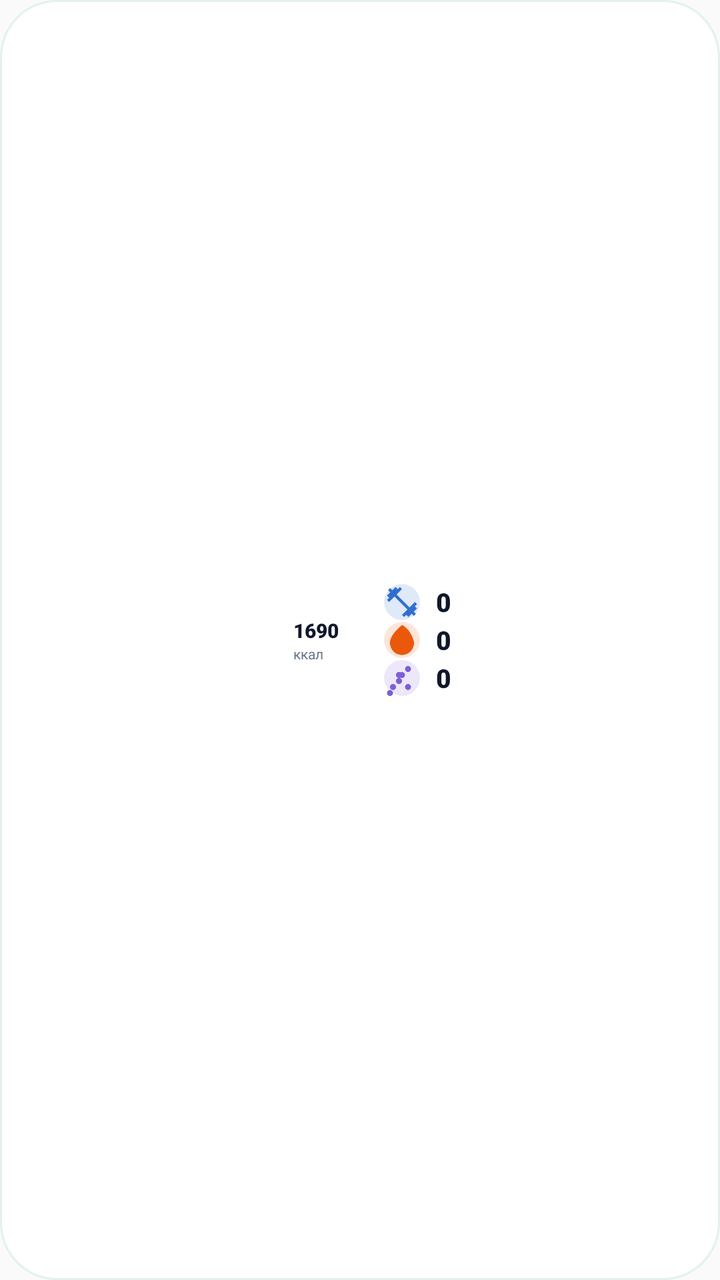
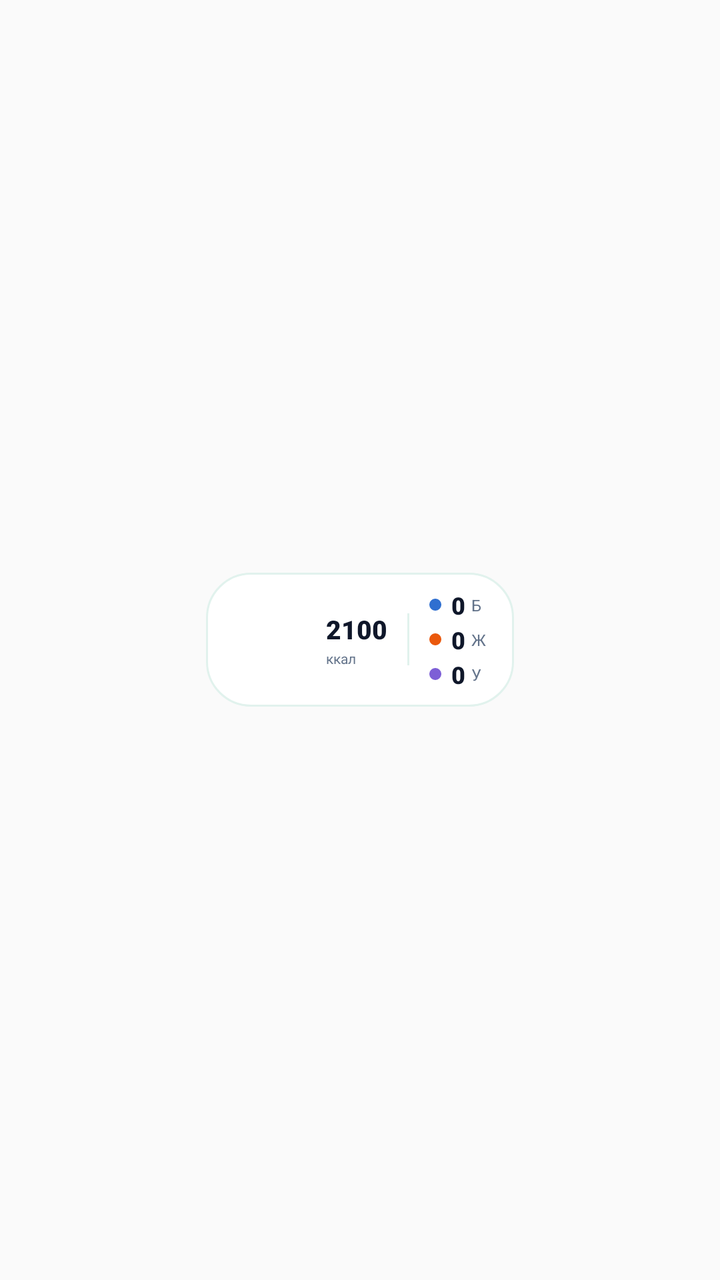

Two renders of the same Android screen: before a commit and after it. Below are the layout's source before the change and the commit's diff.
<!-- AndroidManifest.xml: application theme AppTheme -->
<!-- res/layout/widget_calories.xml -->
<?xml version="1.0" encoding="utf-8"?>
<FrameLayout xmlns:android="http://schemas.android.com/apk/res/android"
    android:id="@+id/widget_root"
    android:layout_width="match_parent"
    android:layout_height="match_parent"
    android:background="@drawable/widget_bg">

    <LinearLayout
        android:layout_width="wrap_content"
        android:layout_height="wrap_content"
        android:layout_gravity="center"
        android:gravity="center_vertical"
        android:orientation="horizontal">

        <FrameLayout
            android:layout_width="48dp"
            android:layout_height="48dp">

            <ImageView
                android:id="@+id/widget_ring"
                android:layout_width="48dp"
                android:layout_height="48dp"
                android:layout_gravity="center"
                android:contentDescription="@null" />

            <LinearLayout
                android:layout_width="wrap_content"
                android:layout_height="wrap_content"
                android:layout_gravity="center"
                android:orientation="vertical">

                <TextView
                    android:id="@+id/widget_remain"
                    android:layout_width="wrap_content"
                    android:layout_height="wrap_content"
                    android:autoSizeTextType="uniform"
                    android:autoSizeMinTextSize="8sp"
                    android:autoSizeMaxTextSize="10sp"
                    android:fontFamily="sans-serif-black"
                    android:gravity="center"
                    android:maxLines="1"
                    android:text="1690"
                    android:textColor="#0F172A"
                    android:textSize="10sp" />

                <TextView
                    android:id="@+id/widget_remain_unit"
                    android:layout_width="wrap_content"
                    android:layout_height="wrap_content"
                    android:fontFamily="sans-serif"
                    android:gravity="center"
                    android:maxLines="1"
                    android:text="ккал"
                    android:textColor="#64748B"
                    android:textSize="7sp" />
            </LinearLayout>
        </FrameLayout>

        <LinearLayout
            android:layout_width="wrap_content"
            android:layout_height="wrap_content"
            android:layout_marginStart="10dp"
            android:orientation="vertical">

            <LinearLayout
                android:layout_width="wrap_content"
                android:layout_height="wrap_content"
                android:gravity="center_vertical"
                android:orientation="horizontal">

                <ImageView
                    android:layout_width="18dp"
                    android:layout_height="18dp"
                    android:contentDescription="@null"
                    android:src="@drawable/widget_icon_protein" />

                <TextView
                    android:id="@+id/widget_p"
                    android:layout_width="wrap_content"
                    android:layout_height="wrap_content"
                    android:layout_marginStart="8dp"
                    android:fontFamily="sans-serif-black"
                    android:maxLines="1"
                    android:text="0"
                    android:textColor="#0F172A"
                    android:textSize="13sp" />
            </LinearLayout>

            <LinearLayout
                android:layout_width="wrap_content"
                android:layout_height="wrap_content"
                android:layout_marginTop="1dp"
                android:gravity="center_vertical"
                android:orientation="horizontal">

                <ImageView
                    android:layout_width="18dp"
                    android:layout_height="18dp"
                    android:contentDescription="@null"
                    android:src="@drawable/widget_icon_fat" />

                <TextView
                    android:id="@+id/widget_f"
                    android:layout_width="wrap_content"
                    android:layout_height="wrap_content"
                    android:layout_marginStart="8dp"
                    android:fontFamily="sans-serif-black"
                    android:maxLines="1"
                    android:text="0"
                    android:textColor="#0F172A"
                    android:textSize="13sp" />
            </LinearLayout>

            <LinearLayout
                android:layout_width="wrap_content"
                android:layout_height="wrap_content"
                android:layout_marginTop="1dp"
                android:gravity="center_vertical"
                android:orientation="horizontal">

                <ImageView
                    android:layout_width="18dp"
                    android:layout_height="18dp"
                    android:contentDescription="@null"
                    android:src="@drawable/widget_icon_carbs" />

                <TextView
                    android:id="@+id/widget_c"
                    android:layout_width="wrap_content"
                    android:layout_height="wrap_content"
                    android:layout_marginStart="8dp"
                    android:fontFamily="sans-serif-black"
                    android:maxLines="1"
                    android:text="0"
                    android:textColor="#0F172A"
                    android:textSize="13sp" />
            </LinearLayout>
        </LinearLayout>

    </LinearLayout>

</FrameLayout>
<!-- resources referenced by this layout -->
<resources>
  <!-- drawable widget_bg (drawable) -->
  <?xml version="1.0" encoding="utf-8"?>
  <shape xmlns:android="http://schemas.android.com/apk/res/android"
      android:shape="rectangle">
      <solid android:color="#FFFFFF" />
      <corners android:radius="28dp" />
      <stroke
          android:width="1dp"
          android:color="#E1F2ED" />
  </shape>
  <!-- drawable widget_icon_carbs (drawable) -->
  <?xml version="1.0" encoding="utf-8"?>
  <layer-list xmlns:android="http://schemas.android.com/apk/res/android">
      <item>
          <shape android:shape="oval">
              <solid android:color="#267D5FD6" />
          </shape>
      </item>
      <item
          android:width="11dp"
          android:height="11dp"
          android:gravity="center">
          <vector
              android:width="24dp"
              android:height="24dp"
              android:viewportWidth="24"
              android:viewportHeight="24"
              android:tint="#7D5FD6">
              <path
                  android:fillColor="#7D5FD6"
                  android:pathData="M10 12c-1.1 0-2 .9-2 2s.9 2 2 2 2-.9 2-2-.9-2-2-2zm6-8c-1.1 0-2 .9-2 2s.9 2 2 2 2-.9 2-2-.9-2-2-2zm0 12c-1.1 0-2 .9-2 2s.9 2 2 2 2-.9 2-2-.9-2-2-2zm-6-8c-1.1 0-2 .9-2 2s.9 2 2 2 2-.9 2-2-.9-2-2-2zM4 20c-1.1 0-2 .9-2 2s.9 2 2 2 2-.9 2-2-.9-2-2-2zm8-12c-1.1 0-2 .9-2 2s.9 2 2 2 2-.9 2-2-.9-2-2-2zm0 16c-1.1 0-2 .9-2 2s.9 2 2 2 2-.9 2-2-.9-2-2-2zM6 16c-1.1 0-2 .9-2 2s.9 2 2 2 2-.9 2-2-.9-2-2-2z" />
          </vector>
      </item>
  </layer-list>
  <!-- drawable widget_icon_fat (drawable) -->
  <?xml version="1.0" encoding="utf-8"?>
  <layer-list xmlns:android="http://schemas.android.com/apk/res/android">
      <item>
          <shape android:shape="oval">
              <solid android:color="#26EA580C" />
          </shape>
      </item>
      <item
          android:width="11dp"
          android:height="11dp"
          android:gravity="center">
          <vector
              android:width="24dp"
              android:height="24dp"
              android:viewportWidth="24"
              android:viewportHeight="24"
              android:tint="#EA580C">
              <path
                  android:fillColor="#EA580C"
                  android:pathData="M12 2c-5.33 4.55-8 8.48-8 11.8 0 4.98 3.8 8.2 8 8.2s8-3.22 8-8.2C20 12 17.33 4.55 12 2z" />
          </vector>
      </item>
  </layer-list>
  <!-- drawable widget_icon_protein (drawable) -->
  <?xml version="1.0" encoding="utf-8"?>
  <layer-list xmlns:android="http://schemas.android.com/apk/res/android">
      <item>
          <shape android:shape="oval">
              <solid android:color="#262F6FD0" />
          </shape>
      </item>
      <item
          android:width="11dp"
          android:height="11dp"
          android:gravity="center">
          <vector
              android:width="24dp"
              android:height="24dp"
              android:viewportWidth="24"
              android:viewportHeight="24"
              android:tint="#2F6FD0">
              <path
                  android:fillColor="#2F6FD0"
                  android:pathData="M20.57 14.86L22 13.43 20.57 12 17 15.57 8.43 7 12 3.43 10.57 2 9.14 3.43 7.71 2 5.57 4.14 4.14 2.71 2.71 4.14l1.43 1.43L2 7.71l1.43 1.43L2 10.57 3.43 12 7 8.43 15.57 17 12 20.57 13.43 22l1.43-1.43L16.29 22l2.14-2.14 1.43 1.43 1.43-1.43-1.43-1.43L22 16.29z" />
          </vector>
      </item>
  </layer-list>
  <style name="AppTheme" parent="android:style/Theme.Material.Light.NoActionBar" />
</resources>

<!-- the commit's change to res/layout/widget_calories.xml (unified diff, before → after) -->
@@ -2,64 +2,71 @@
 <FrameLayout xmlns:android="http://schemas.android.com/apk/res/android"
     android:id="@+id/widget_root"
     android:layout_width="match_parent"
-    android:layout_height="match_parent"
-    android:background="@drawable/widget_bg">
+    android:layout_height="match_parent">
 
     <LinearLayout
         android:layout_width="wrap_content"
         android:layout_height="wrap_content"
         android:layout_gravity="center"
+        android:background="@drawable/widget_bg"
         android:gravity="center_vertical"
-        android:orientation="horizontal">
+        android:orientation="horizontal"
+        android:paddingStart="12dp"
+        android:paddingEnd="14dp"
+        android:paddingTop="8dp"
+        android:paddingBottom="8dp">
 
-        <FrameLayout
-            android:layout_width="48dp"
-            android:layout_height="48dp">
-
-            <ImageView
-                android:id="@+id/widget_ring"
-                android:layout_width="48dp"
-                android:layout_height="48dp"
-                android:layout_gravity="center"
-                android:contentDescription="@null" />
-
-            <LinearLayout
-                android:layout_width="wrap_content"
-                android:layout_height="wrap_content"
-                android:layout_gravity="center"
-                android:orientation="vertical">
-
-                <TextView
-                    android:id="@+id/widget_remain"
-                    android:layout_width="wrap_content"
-                    android:layout_height="wrap_content"
-                    android:autoSizeTextType="uniform"
-                    android:autoSizeMinTextSize="8sp"
-                    android:autoSizeMaxTextSize="10sp"
-                    android:fontFamily="sans-serif-black"
-                    android:gravity="center"
-                    android:maxLines="1"
-                    android:text="1690"
-                    android:textColor="#0F172A"
-                    android:textSize="10sp" />
-
-                <TextView
-                    android:id="@+id/widget_remain_unit"
-                    android:layout_width="wrap_content"
-                    android:layout_height="wrap_content"
-                    android:fontFamily="sans-serif"
-                    android:gravity="center"
-                    android:maxLines="1"
-                    android:text="ккал"
-                    android:textColor="#64748B"
-                    android:textSize="7sp" />
-            </LinearLayout>
-        </FrameLayout>
+        <ImageView
+            android:id="@+id/widget_ring"
+            android:layout_width="40dp"
+            android:layout_height="40dp"
+            android:layout_marginEnd="8dp"
+            android:contentDescription="@null"
+            android:scaleType="fitCenter" />
 
         <LinearLayout
             android:layout_width="wrap_content"
             android:layout_height="wrap_content"
+            android:orientation="vertical">
+
+            <TextView
+                android:id="@+id/widget_remain"
+                android:layout_width="wrap_content"
+                android:layout_height="wrap_content"
+                android:autoSizeTextType="uniform"
+                android:autoSizeMinTextSize="10sp"
+                android:autoSizeMaxTextSize="13sp"
+                android:fontFamily="sans-serif-black"
+                android:gravity="center"
+                android:maxLines="1"
+                android:text="2100"
+                android:textColor="#0F172A"
+                android:textSize="13sp" />
+
+            <TextView
+                android:id="@+id/widget_remain_unit"
+                android:layout_width="wrap_content"
+                android:layout_height="wrap_content"
+                android:layout_marginTop="1dp"
+                android:fontFamily="sans-serif"
+                android:gravity="center"
+                android:maxLines="1"
+                android:text="ккал"
+                android:textColor="#64748B"
+                android:textSize="7sp" />
+        </LinearLayout>
+
+        
+        <FrameLayout
+            android:layout_width="1dp"
+            android:layout_height="26dp"
             android:layout_marginStart="10dp"
+            android:layout_marginEnd="10dp"
+            android:background="#E1F2ED" />
+
+        <LinearLayout
+            android:layout_width="wrap_content"
+            android:layout_height="wrap_content"
             android:orientation="vertical">
 
             <LinearLayout
@@ -69,21 +76,31 @@
                 android:orientation="horizontal">
 
                 <ImageView
-                    android:layout_width="18dp"
-                    android:layout_height="18dp"
+                    android:layout_width="6dp"
+                    android:layout_height="6dp"
                     android:contentDescription="@null"
-                    android:src="@drawable/widget_icon_protein" />
+                    android:src="@drawable/widget_dot_protein" />
 
                 <TextView
                     android:id="@+id/widget_p"
                     android:layout_width="wrap_content"
                     android:layout_height="wrap_content"
-                    android:layout_marginStart="8dp"
+                    android:layout_marginStart="5dp"
                     android:fontFamily="sans-serif-black"
                     android:maxLines="1"
                     android:text="0"
                     android:textColor="#0F172A"
-                    android:textSize="13sp" />
+                    android:textSize="12sp" />
+
+                <TextView
+                    android:layout_width="wrap_content"
+                    android:layout_height="wrap_content"
+                    android:layout_marginStart="3dp"
+                    android:fontFamily="sans-serif"
+                    android:maxLines="1"
+                    android:text="Б"
+                    android:textColor="#64748B"
+                    android:textSize="8sp" />
             </LinearLayout>
 
             <LinearLayout
@@ -94,21 +111,31 @@
                 android:orientation="horizontal">
 
                 <ImageView
-                    android:layout_width="18dp"
-                    android:layout_height="18dp"
+                    android:layout_width="6dp"
+                    android:layout_height="6dp"
                     android:contentDescription="@null"
-                    android:src="@drawable/widget_icon_fat" />
+                    android:src="@drawable/widget_dot_fat" />
 
                 <TextView
                     android:id="@+id/widget_f"
                     android:layout_width="wrap_content"
                     android:layout_height="wrap_content"
-                    android:layout_marginStart="8dp"
+                    android:layout_marginStart="5dp"
                     android:fontFamily="sans-serif-black"
                     android:maxLines="1"
                     android:text="0"
                     android:textColor="#0F172A"
-                    android:textSize="13sp" />
+                    android:textSize="12sp" />
+
+                <TextView
+                    android:layout_width="wrap_content"
+                    android:layout_height="wrap_content"
+                    android:layout_marginStart="3dp"
+                    android:fontFamily="sans-serif"
+                    android:maxLines="1"
+                    android:text="Ж"
+                    android:textColor="#64748B"
+                    android:textSize="8sp" />
             </LinearLayout>
 
             <LinearLayout
@@ -119,21 +146,31 @@
                 android:orientation="horizontal">
 
                 <ImageView
-                    android:layout_width="18dp"
-                    android:layout_height="18dp"
+                    android:layout_width="6dp"
+                    android:layout_height="6dp"
                     android:contentDescription="@null"
-                    android:src="@drawable/widget_icon_carbs" />
+                    android:src="@drawable/widget_dot_carbs" />
 
                 <TextView
                     android:id="@+id/widget_c"
                     android:layout_width="wrap_content"
                     android:layout_height="wrap_content"
-                    android:layout_marginStart="8dp"
+                    android:layout_marginStart="5dp"
                     android:fontFamily="sans-serif-black"
                     android:maxLines="1"
                     android:text="0"
                     android:textColor="#0F172A"
-                    android:textSize="13sp" />
+                    android:textSize="12sp" />
+
+                <TextView
+                    android:layout_width="wrap_content"
+                    android:layout_height="wrap_content"
+                    android:layout_marginStart="3dp"
+                    android:fontFamily="sans-serif"
+                    android:maxLines="1"
+                    android:text="У"
+                    android:textColor="#64748B"
+                    android:textSize="8sp" />
             </LinearLayout>
         </LinearLayout>
 
<!-- resource entries referenced after the edit -->
@@ -5,83 +5,29 @@
   <shape xmlns:android="http://schemas.android.com/apk/res/android"
       android:shape="rectangle">
       <solid android:color="#FFFFFF" />
-      <corners android:radius="28dp" />
+      <corners android:radius="22dp" />
       <stroke
           android:width="1dp"
           android:color="#E1F2ED" />
   </shape>
-  <!-- drawable widget_icon_carbs (drawable) -->
+  <!-- drawable widget_dot_carbs (drawable) -->
   <?xml version="1.0" encoding="utf-8"?>
-  <layer-list xmlns:android="http://schemas.android.com/apk/res/android">
-      <item>
-          <shape android:shape="oval">
-              <solid android:color="#267D5FD6" />
-          </shape>
-      </item>
-      <item
-          android:width="11dp"
-          android:height="11dp"
-          android:gravity="center">
-          <vector
-              android:width="24dp"
-              android:height="24dp"
-              android:viewportWidth="24"
-              android:viewportHeight="24"
-              android:tint="#7D5FD6">
-              <path
-                  android:fillColor="#7D5FD6"
-                  android:pathData="M10 12c-1.1 0-2 .9-2 2s.9 2 2 2 2-.9 2-2-.9-2-2-2zm6-8c-1.1 0-2 .9-2 2s.9 2 2 2 2-.9 2-2-.9-2-2-2zm0 12c-1.1 0-2 .9-2 2s.9 2 2 2 2-.9 2-2-.9-2-2-2zm-6-8c-1.1 0-2 .9-2 2s.9 2 2 2 2-.9 2-2-.9-2-2-2zM4 20c-1.1 0-2 .9-2 2s.9 2 2 2 2-.9 2-2-.9-2-2-2zm8-12c-1.1 0-2 .9-2 2s.9 2 2 2 2-.9 2-2-.9-2-2-2zm0 16c-1.1 0-2 .9-2 2s.9 2 2 2 2-.9 2-2-.9-2-2-2zM6 16c-1.1 0-2 .9-2 2s.9 2 2 2 2-.9 2-2-.9-2-2-2z" />
-          </vector>
-      </item>
-  </layer-list>
-  <!-- drawable widget_icon_fat (drawable) -->
+  <shape xmlns:android="http://schemas.android.com/apk/res/android"
+      android:shape="oval">
+      <solid android:color="#7D5FD6" />
+  </shape>
+  <!-- drawable widget_dot_fat (drawable) -->
   <?xml version="1.0" encoding="utf-8"?>
-  <layer-list xmlns:android="http://schemas.android.com/apk/res/android">
-      <item>
-          <shape android:shape="oval">
-              <solid android:color="#26EA580C" />
-          </shape>
-      </item>
-      <item
-          android:width="11dp"
-          android:height="11dp"
-          android:gravity="center">
-          <vector
-              android:width="24dp"
-              android:height="24dp"
-              android:viewportWidth="24"
-              android:viewportHeight="24"
-              android:tint="#EA580C">
-              <path
-                  android:fillColor="#EA580C"
-                  android:pathData="M12 2c-5.33 4.55-8 8.48-8 11.8 0 4.98 3.8 8.2 8 8.2s8-3.22 8-8.2C20 12 17.33 4.55 12 2z" />
-          </vector>
-      </item>
-  </layer-list>
-  <!-- drawable widget_icon_protein (drawable) -->
+  <shape xmlns:android="http://schemas.android.com/apk/res/android"
+      android:shape="oval">
+      <solid android:color="#EA580C" />
+  </shape>
+  <!-- drawable widget_dot_protein (drawable) -->
   <?xml version="1.0" encoding="utf-8"?>
-  <layer-list xmlns:android="http://schemas.android.com/apk/res/android">
-      <item>
-          <shape android:shape="oval">
-              <solid android:color="#262F6FD0" />
-          </shape>
-      </item>
-      <item
-          android:width="11dp"
-          android:height="11dp"
-          android:gravity="center">
-          <vector
-              android:width="24dp"
-              android:height="24dp"
-              android:viewportWidth="24"
-              android:viewportHeight="24"
-              android:tint="#2F6FD0">
-              <path
-                  android:fillColor="#2F6FD0"
-                  android:pathData="M20.57 14.86L22 13.43 20.57 12 17 15.57 8.43 7 12 3.43 10.57 2 9.14 3.43 7.71 2 5.57 4.14 4.14 2.71 2.71 4.14l1.43 1.43L2 7.71l1.43 1.43L2 10.57 3.43 12 7 8.43 15.57 17 12 20.57 13.43 22l1.43-1.43L16.29 22l2.14-2.14 1.43 1.43 1.43-1.43-1.43-1.43L22 16.29z" />
-          </vector>
-      </item>
-  </layer-list>
+  <shape xmlns:android="http://schemas.android.com/apk/res/android"
+      android:shape="oval">
+      <solid android:color="#2F6FD0" />
+  </shape>
   <style name="AppTheme" parent="android:style/Theme.Material.Light.NoActionBar" />
 </resources>
 
